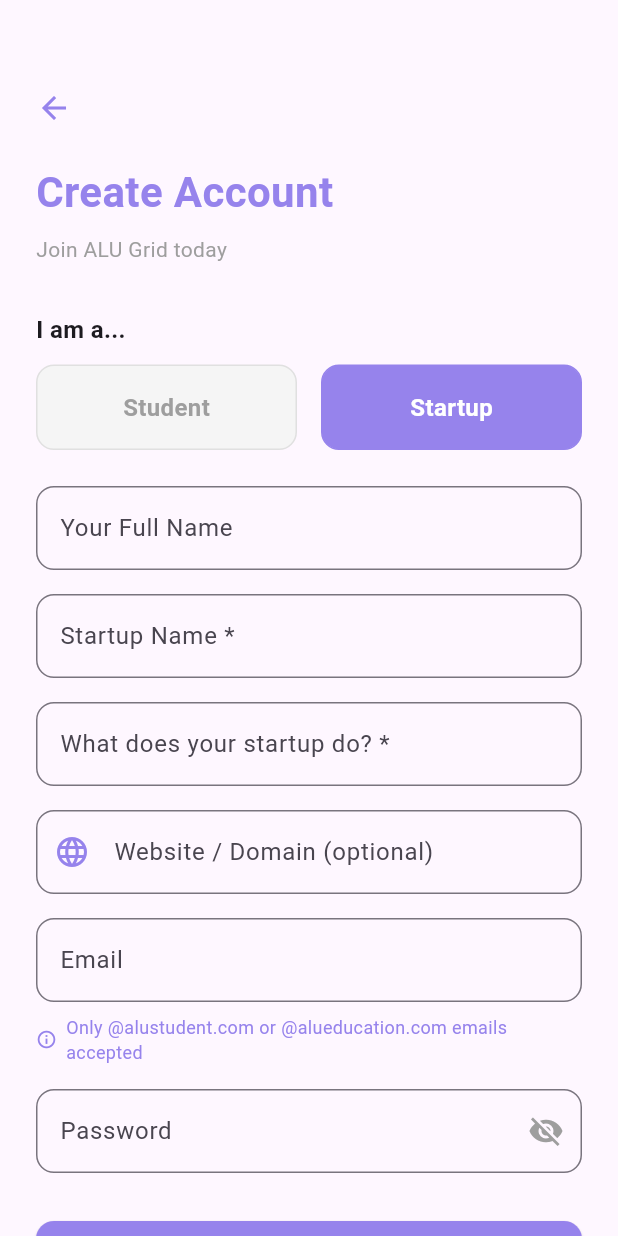
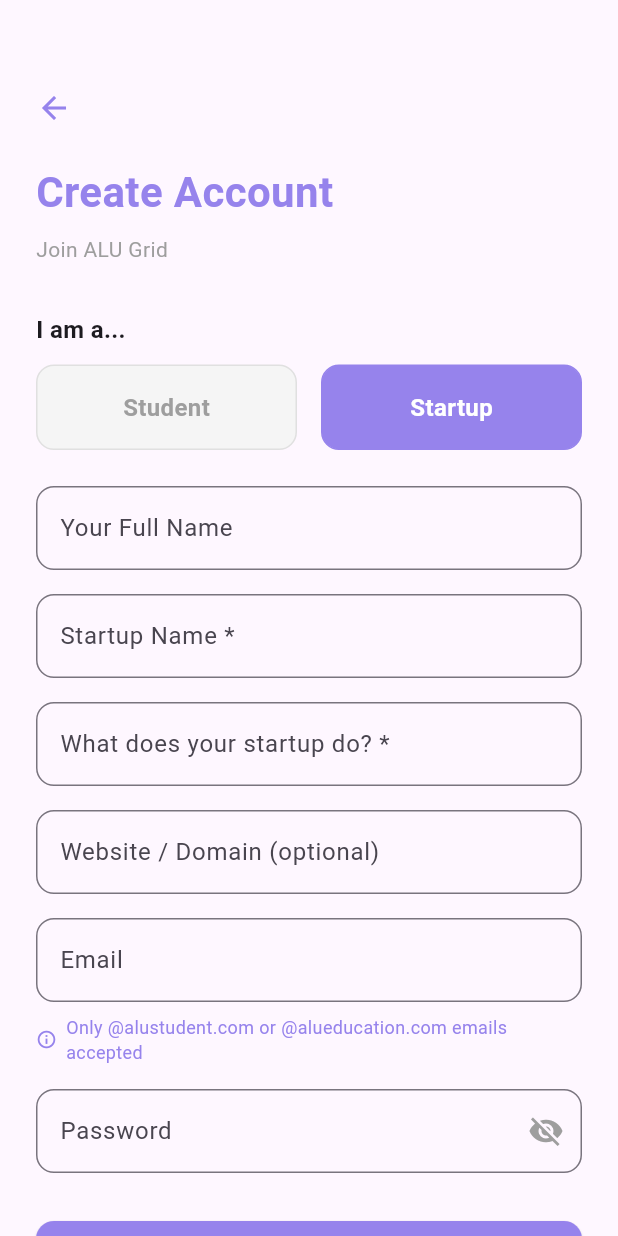
Before and after one commit to tdorcas-akim/alu_grid, a Flutter app: the RegisterScreen screen opened directly, after a tap on "Startup", on a phone screen of 412 x 824 dp. Run offline on Flutter 3.47's test engine with Material 3 defaults, Android fonts, the phone set to English and light mode, and no system bars; our stand-ins replace cloud_firestore, firebase_auth, firebase_core; accounts and stored records are empty; generated files the repository leaves out were written again.

Commit message:
Refine registration screen

```diff
--- a/lib/screens/register_screen.dart
+++ b/lib/screens/register_screen.dart
@@ -120,7 +120,7 @@
               ),
             ),
             SizedBox(height: 8),
-            Text('Join ALU Grid today', style: TextStyle(color: Colors.grey)),
+            Text('Join ALU Grid', style: TextStyle(color: Colors.grey)),
             SizedBox(height: 32),
 
             // role picker first so email hint updates
@@ -228,7 +228,6 @@
                 controller: startupOneLinerInput,
                 decoration: InputDecoration(
                   labelText: 'What does your startup do? *',
-                  hintText: 'e.g. We help farmers sell crops online',
                   border: OutlineInputBorder(borderRadius: BorderRadius.circular(12)),
                   focusedBorder: OutlineInputBorder(
                     borderRadius: BorderRadius.circular(12),
@@ -242,8 +241,6 @@
                 controller: startupWebsiteInput,
                 decoration: InputDecoration(
                   labelText: 'Website / Domain (optional)',
-                  hintText: 'e.g. mystartup.com or github.com/mystartup',
-                  prefixIcon: Icon(Icons.language, color: Color(0xFF9683EC)),
                   border: OutlineInputBorder(borderRadius: BorderRadius.circular(12)),
                   focusedBorder: OutlineInputBorder(
                     borderRadius: BorderRadius.circular(12),
```
